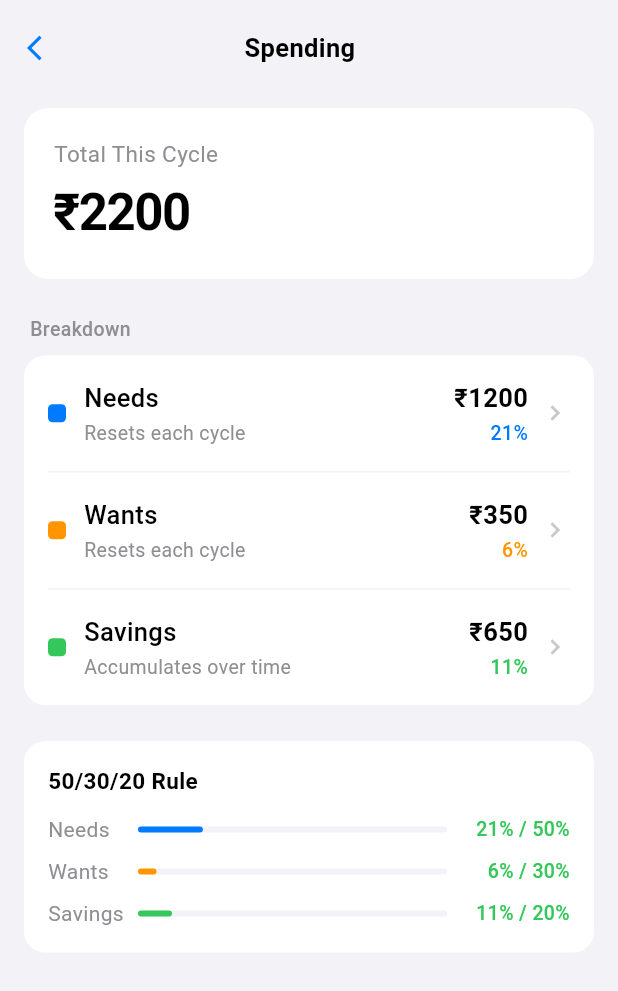
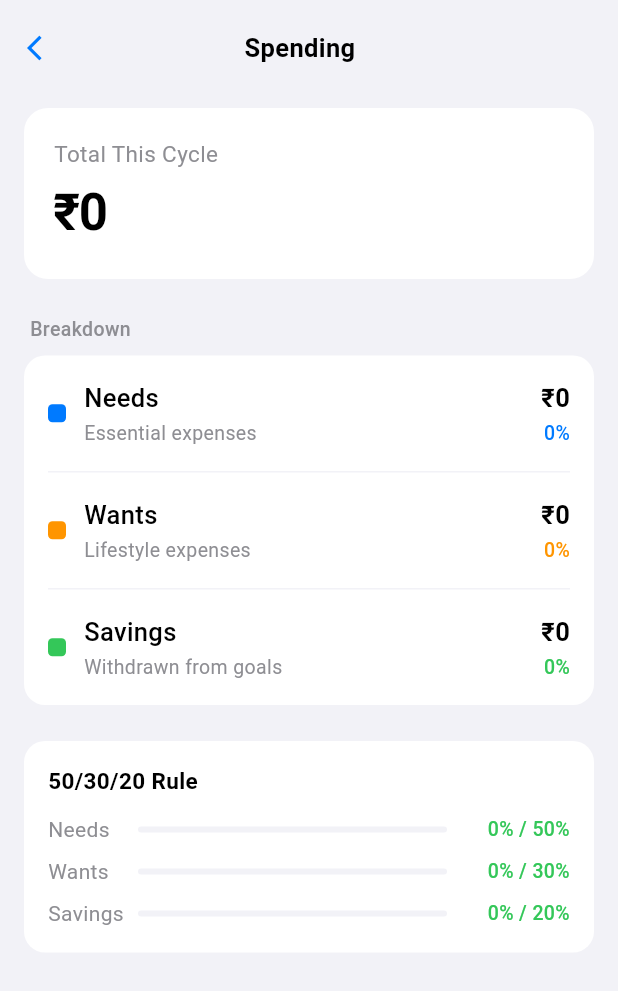
Before and after one commit to Kedar002/financialSensie, a Flutter app: the screen it shows after launch, after a tap on "Spent", on a phone screen of 412 x 824 dp. Shown: the top 991 px of the screen. Run offline on Flutter 3.47's test engine with Material 3 defaults, Android fonts, the phone set to English and light mode, and no system bars; our stand-ins replace sqflite; accounts and stored records are empty.

Commit message:
db wip expense tab

```diff
--- a/lib/features/budget/screens/spent_screen.dart
+++ b/lib/features/budget/screens/spent_screen.dart
@@ -1,17 +1,84 @@
 import 'package:flutter/material.dart';
+import '../../../core/repositories/expense_repository.dart';
+import '../../../core/repositories/income_repository.dart';
 
-class SpentScreen extends StatelessWidget {
+class SpentScreen extends StatefulWidget {
   const SpentScreen({super.key});
 
   @override
+  State<SpentScreen> createState() => _SpentScreenState();
+}
+
+class _SpentScreenState extends State<SpentScreen> {
+  final ExpenseRepository _expenseRepository = ExpenseRepository();
+  final IncomeRepository _incomeRepository = IncomeRepository();
+
+  bool _isLoading = true;
+  int _balance = 0;
+  int _needsSpent = 0;
+  int _wantsSpent = 0;
+  int _savingsSpent = 0;
+
+  @override
+  void initState() {
+    super.initState();
+    _loadData();
+  }
+
+  Future<void> _loadData() async {
+    // Get current cycle dates
+    final now = DateTime.now();
+    const payCycleDay = 1;
+    DateTime cycleStart;
+    DateTime cycleEnd;
+
+    if (now.day >= payCycleDay) {
+      cycleStart = DateTime(now.year, now.month, payCycleDay);
+      cycleEnd = DateTime(now.year, now.month + 1, payCycleDay - 1);
+    } else {
+      cycleStart = DateTime(now.year, now.month - 1, payCycleDay);
+      cycleEnd = DateTime(now.year, now.month, payCycleDay - 1);
+    }
+
+    // Load balance from income categories
+    final incomeCategories = await _incomeRepository.getAll();
+    final balance = incomeCategories.fold<int>(0, (sum, cat) => sum + (cat.amount * 100));
+
+    // Load spent by type
+    final spentByType = await _expenseRepository.getSpentByType(start: cycleStart, end: cycleEnd);
+
+    setState(() {
+      _balance = balance;
+      _needsSpent = spentByType['needs'] ?? 0;
+      _wantsSpent = spentByType['wants'] ?? 0;
+      _savingsSpent = spentByType['savings'] ?? 0;
+      _isLoading = false;
+    });
+  }
+
+  int get _totalSpent => _needsSpent + _wantsSpent + _savingsSpent;
+
+  String _formatAmount(int amountInPaise) {
+    final rupees = amountInPaise / 100;
+    if (rupees == rupees.truncate()) {
+      return rupees.truncate().toString().replaceAllMapped(
+        RegExp(r'(\d{1,3})(?=(\d{3})+(?!\d))'),
+        (Match m) => '${m[1]},',
+      );
+    }
+    return rupees.toStringAsFixed(2).replaceAllMapped(
+      RegExp(r'(\d{1,3})(?=(\d{3})+(?!\d))'),
+      (Match m) => '${m[1]},',
+    );
+  }
+
+  int _calculatePercentage(int amount) {
+    if (_balance <= 0) return 0;
+    return ((amount / _balance) * 100).round();
+  }
+
+  @override
   Widget build(BuildContext context) {
-    // Sample data - in real app this would come from state management
-    const income = 5850;
-    const needs = 1200;
-    const wants = 350;
-    const savings = 650;
-    const total = needs + wants + savings;
-
     return Scaffold(
       backgroundColor: const Color(0xFFF2F2F7),
       body: SafeArea(
@@ -44,7 +111,9 @@ class SpentScreen extends StatelessWidget {
             ),
 
             Expanded(
-              child: ListView(
+              child: _isLoading
+                  ? const Center(child: CircularProgressIndicator())
+                  : ListView(
                       padding: const EdgeInsets.all(16),
                       children: [
                         // Total Card
@@ -65,9 +134,9 @@ class SpentScreen extends StatelessWidget {
                                 ),
                               ),
                               const SizedBox(height: 4),
-                        const Text(
-                          '₹$total',
-                          style: TextStyle(
+                              Text(
+                                '₹${_formatAmount(_totalSpent)}',
+                                style: const TextStyle(
                                   fontSize: 34,
                                   fontWeight: FontWeight.w700,
                                   color: Colors.black,
@@ -103,30 +172,27 @@ class SpentScreen extends StatelessWidget {
                             children: [
                               _SpendingCategoryItem(
                                 name: 'Needs',
-                          amount: needs,
-                          percentage: ((needs / income) * 100).round(),
+                                amount: _formatAmount(_needsSpent),
+                                percentage: _calculatePercentage(_needsSpent),
                                 color: const Color(0xFF007AFF),
-                          subtitle: 'Resets each cycle',
-                          onTap: () {},
+                                subtitle: 'Essential expenses',
                               ),
                               const _Divider(),
                               _SpendingCategoryItem(
                                 name: 'Wants',
-                          amount: wants,
-                          percentage: ((wants / income) * 100).round(),
+                                amount: _formatAmount(_wantsSpent),
+                                percentage: _calculatePercentage(_wantsSpent),
                                 color: const Color(0xFFFF9500),
-                          subtitle: 'Resets each cycle',
-                          onTap: () {},
+                                subtitle: 'Lifestyle expenses',
                               ),
                               const _Divider(),
                               _SpendingCategoryItem(
                                 name: 'Savings',
-                          amount: savings,
-                          percentage: ((savings / income) * 100).round(),
+                                amount: _formatAmount(_savingsSpent),
+                                percentage: _calculatePercentage(_savingsSpent),
                                 color: const Color(0xFF34C759),
-                          subtitle: 'Accumulates over time',
+                                subtitle: 'Withdrawn from goals',
                                 isLast: true,
-                          onTap: () {},
                               ),
                             ],
                           ),
@@ -156,21 +222,21 @@ class SpentScreen extends StatelessWidget {
                               _BudgetRule(
                                 label: 'Needs',
                                 recommended: 50,
-                          actual: ((needs / income) * 100).round(),
+                                actual: _calculatePercentage(_needsSpent),
                                 color: const Color(0xFF007AFF),
                               ),
                               const SizedBox(height: 8),
                               _BudgetRule(
                                 label: 'Wants',
                                 recommended: 30,
-                          actual: ((wants / income) * 100).round(),
+                                actual: _calculatePercentage(_wantsSpent),
                                 color: const Color(0xFFFF9500),
                               ),
                               const SizedBox(height: 8),
                               _BudgetRule(
                                 label: 'Savings',
                                 recommended: 20,
-                          actual: ((savings / income) * 100).round(),
+                                actual: _calculatePercentage(_savingsSpent),
                                 color: const Color(0xFF34C759),
                               ),
                             ],
@@ -190,12 +256,11 @@ class SpentScreen extends StatelessWidget {
 
 class _SpendingCategoryItem extends StatelessWidget {
   final String name;
-  final int amount;
+  final String amount;
   final int percentage;
   final Color color;
   final String subtitle;
   final bool isLast;
-  final VoidCallback onTap;
 
   const _SpendingCategoryItem({
     required this.name,
@@ -204,15 +269,11 @@ class _SpendingCategoryItem extends StatelessWidget {
     required this.color,
     required this.subtitle,
     this.isLast = false,
-    required this.onTap,
   });
 
   @override
   Widget build(BuildContext context) {
-    return GestureDetector(
-      onTap: onTap,
-      behavior: HitTestBehavior.opaque,
-      child: Padding(
+    return Padding(
       padding: const EdgeInsets.all(16),
       child: Row(
         children: [
@@ -270,14 +331,7 @@ class _SpendingCategoryItem extends StatelessWidget {
               ),
             ],
           ),
-            const SizedBox(width: 8),
-            const Icon(
-              Icons.chevron_right,
-              size: 20,
-              color: Color(0xFFC7C7CC),
-            ),
         ],
-        ),
       ),
     );
   }
```
Lines whose indentation alone changed are shown as unchanged.
